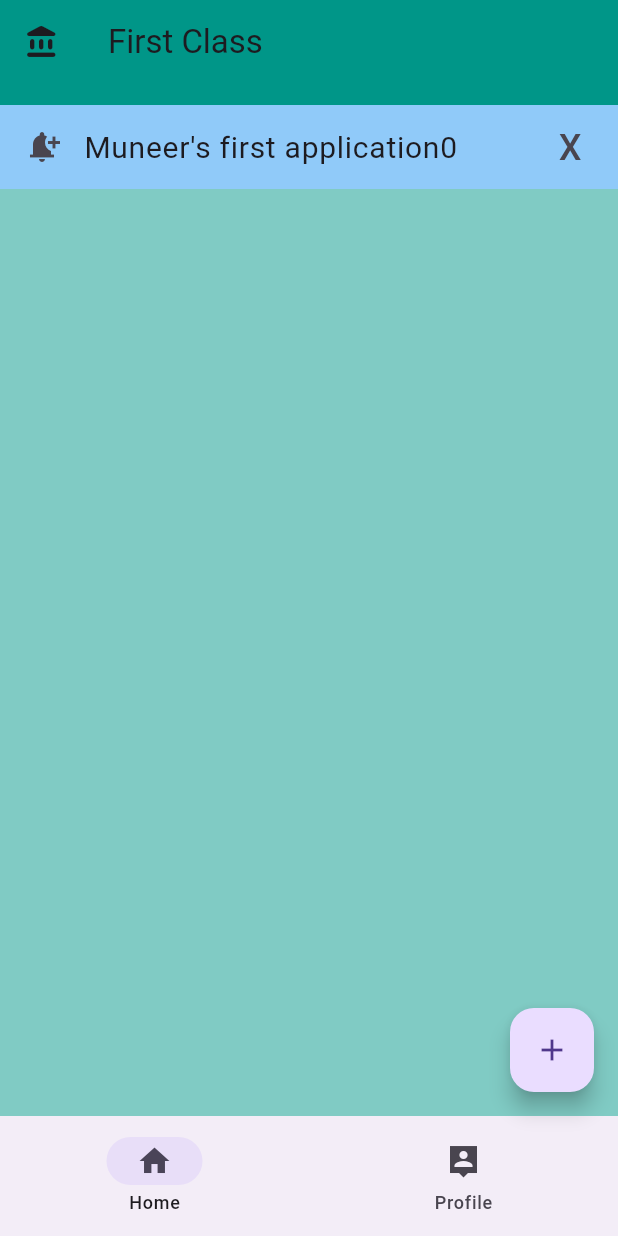
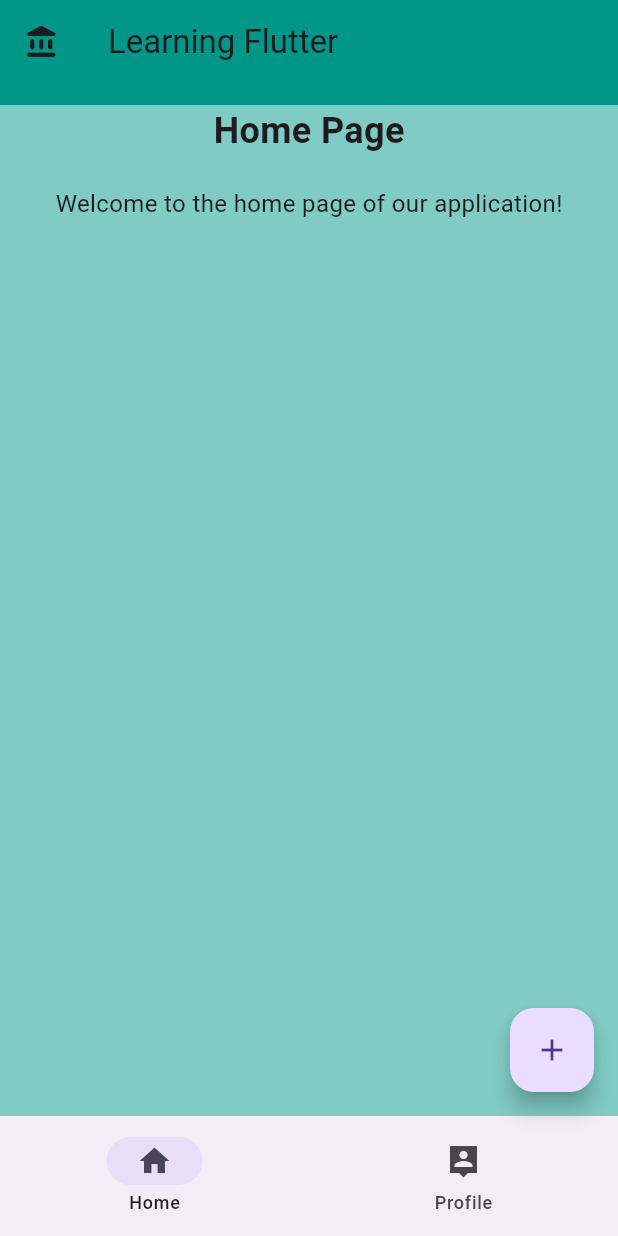
Before and after one commit to syash5/flutter-sample, a Flutter app: the screen it shows after launch, on a phone screen of 412 x 824 dp. Run offline on Flutter 3.47's test engine with Material 3 defaults, Android fonts, the phone set to English and light mode, and no system bars.

```diff
--- /dev/null
+++ b/lib/core/common_widgets/molecules/common_app_bar_widget.dart
@@ -0,0 +1,20 @@
+
+import 'package:flutter/material.dart';
+import 'package:flutter_sample/core/constants/color_constants.dart';
+import 'package:flutter_sample/core/constants/string_constants.dart';
+
+class CommonAppBar extends StatelessWidget implements PreferredSizeWidget {
+  const CommonAppBar({super.key});
+
+  @override
+  Widget build(BuildContext context) {
+    return AppBar(
+      title: Text(StringConstants.appBarTitle),
+      backgroundColor: ColorConstants.mainColor,
+      leading: Icon(Icons.account_balance_rounded),
+    );
+  }
+
+  @override
+  Size get preferredSize => Size.fromHeight(70);
+}
--- a/lib/core/constants/string_constants.dart
+++ b/lib/core/constants/string_constants.dart
@@ -1,5 +1,5 @@
 class StringConstants {
   static const String appTitle = 'Flutter Classes';
-  static const String appName = "Muneer's first application";
-  static const String appBarTitle = 'First Class';
+  static const String appName = "Muneer's first flutter application";
+  static const String appBarTitle = 'Learning Flutter';
 }
--- /dev/null
+++ b/lib/feature/body_screen/body_screen.dart
@@ -0,0 +1,21 @@
+import 'package:flutter/material.dart';
+import 'package:flutter_sample/feature/homepage/home_page.dart';
+import 'package:flutter_sample/feature/profilepage/profile_page.dart';
+
+class BodyScreen extends StatelessWidget {
+  final int navigationMenuIndex;
+  const BodyScreen({super.key,required this.navigationMenuIndex});
+
+  @override
+  Widget build(BuildContext context) {
+    if(navigationMenuIndex == 0) {
+      return HomePage();
+    } else if (navigationMenuIndex == 1) {
+      return ProfilePage();
+    } else {
+      return Center(
+        child: Text('Invalid Menu Index'),
+      );
+    }
+  }
+}
--- a/lib/feature/homepage/homepage_screen.dart
+++ b/lib/feature/default_home_screen/default_home_page.dart
@@ -1,17 +1,18 @@
 import 'package:flutter/material.dart';
-import 'package:flutter_sample/core/constants/color_constants.dart';
+import 'package:flutter_sample/core/common_widgets/molecules/common_app_bar_widget.dart';
 import 'package:flutter_sample/core/constants/string_constants.dart';
-import 'package:flutter_sample/feature/homepage/widgets/tile_update_widget.dart';
+import 'package:flutter_sample/feature/body_screen/body_screen.dart';
 
-class HomePage extends StatefulWidget {
-  const HomePage({super.key});
+class DefaultHomePage extends StatefulWidget {
+  const DefaultHomePage({super.key});
 
   @override
-  State<HomePage> createState() => _HomePageState();
+  State<DefaultHomePage> createState() => _DefaultHomePageState();
 }
 
-class _HomePageState extends State<HomePage> {
+class _DefaultHomePageState extends State<DefaultHomePage> {
   String appName = StringConstants.appName;
+  int selectedIndex = 0;
 
   @override
   Widget build(BuildContext context) {
@@ -29,13 +30,13 @@ class _HomePageState extends State<HomePage> {
       ),
       floatingActionButton: FloatingActionButton(
         onPressed: () {
-          appName = "changed";
+          appName = "Changed";
           print('button clicked');
           setState(() {});
         },
         child: Icon(Icons.add),
       ),
-      body: tileUpdateWidget(title: appName),
+      body: BodyScreen(navigationMenuIndex: selectedIndex),
       backgroundColor: Colors.teal[200],
       bottomNavigationBar: NavigationBar(
         destinations: [
@@ -44,25 +45,11 @@ class _HomePageState extends State<HomePage> {
         ],
         selectedIndex: 0,
         onDestinationSelected: (int value) {
+          selectedIndex = value;
+          setState(() {});
           print(value);
         },
       ),
     );
   }
 }
-
-class CommonAppBar extends StatelessWidget implements PreferredSizeWidget {
-  const CommonAppBar({super.key});
-
-  @override
-  Widget build(BuildContext context) {
-    return AppBar(
-      title: Text(StringConstants.appBarTitle),
-      backgroundColor: ColorConstants.mainColor,
-      leading: Icon(Icons.account_balance_rounded),
-    );
-  }
-
-  @override
-  Size get preferredSize => Size.fromHeight(70);
-}
--- /dev/null
+++ b/lib/feature/homepage/home_page.dart
@@ -0,0 +1,30 @@
+import 'package:flutter/material.dart';
+
+
+class HomePage extends StatefulWidget {
+  const HomePage({super.key});
+
+  @override
+  State<HomePage> createState() => _HomePageState();
+}
+
+class _HomePageState extends State<HomePage> {
+  @override
+  Widget build(BuildContext context) {
+    return Center(
+      child: const Column(
+        children: [
+          Text(
+            'Home Page',
+            style: TextStyle(fontSize: 24, fontWeight: FontWeight.bold),
+          ),
+          SizedBox(height: 20),
+          Text(
+            'Welcome to the home page of our application!',
+            style: TextStyle(fontSize: 16),
+          ),
+        ],
+      ),
+    );
+  }
+}
--- a/lib/main.dart
+++ b/lib/main.dart
@@ -1,7 +1,6 @@
 import 'package:flutter/material.dart';
 import 'package:flutter_sample/core/constants/string_constants.dart';
-
-import 'feature/homepage/homepage_screen.dart';
+import 'package:flutter_sample/feature/default_home_screen/default_home_page.dart';
 
 void main() {
   runApp(const MyApp());
@@ -12,6 +11,6 @@ class MyApp extends StatelessWidget {
 
   @override
   Widget build(BuildContext context) {
-    return MaterialApp(title: StringConstants.appTitle, home: const HomePage());
+    return MaterialApp(title: StringConstants.appTitle, home: const DefaultHomePage());
   }
 }
--- a/pubspec.yaml
+++ b/pubspec.yaml
@@ -58,8 +58,8 @@ flutter:
   uses-material-design: true
 
   # To add assets to your application, add an assets section, like this:
-  # assets:
-  #   - images/a_dot_burr.jpeg
+  assets:
+    - images/bg.jpg
   #   - images/a_dot_ham.jpeg
 
   # An image asset can refer to one or more resolution-specific "variants", see
```
Also changed, not shown: lib/feature/profilepage/profile_page.dart (added, +32 -0 lines), lib/assets/images/bg.jpg (added).
